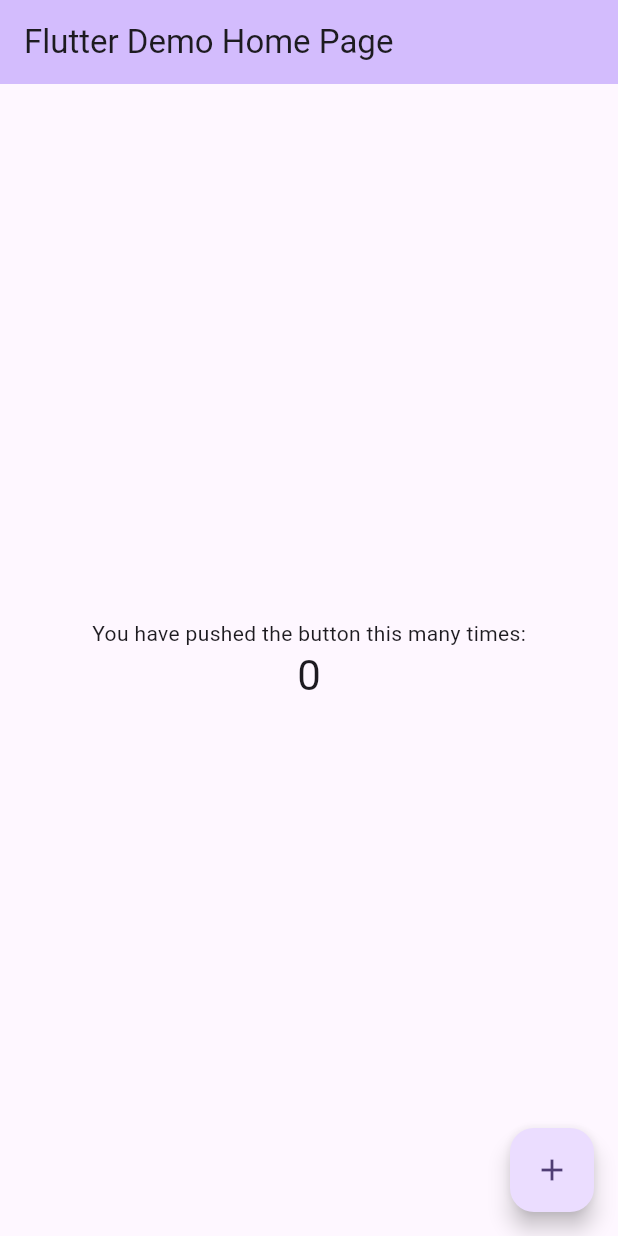
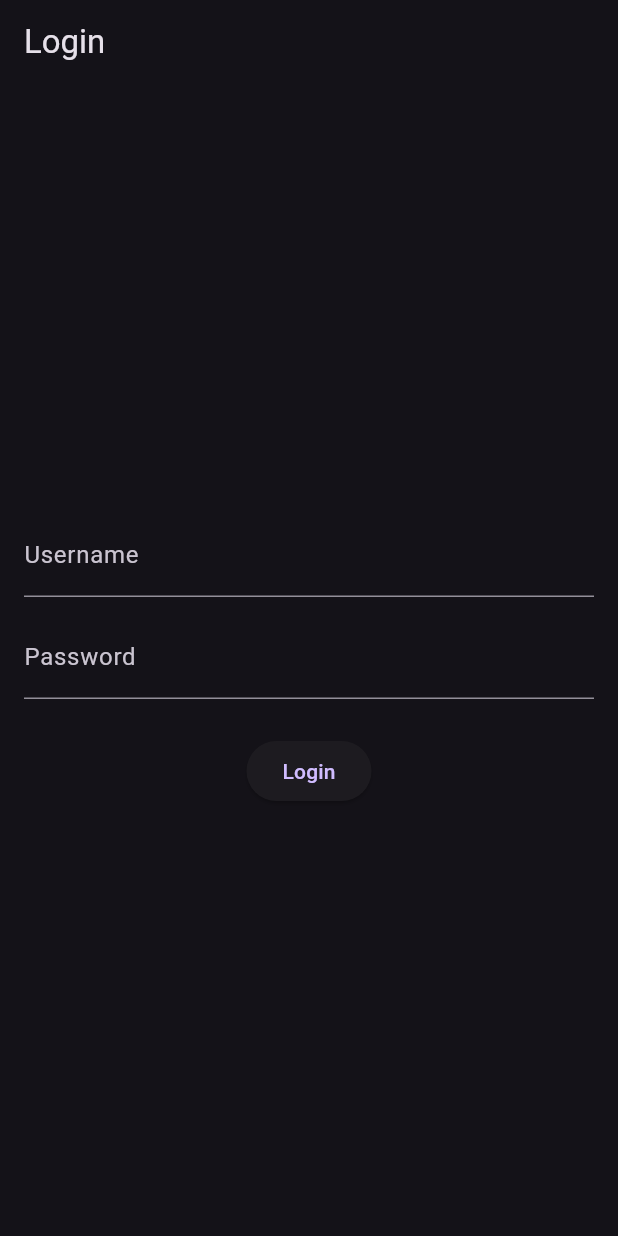
Before and after one commit to PBP-C04/Takugo-mobile, a Flutter app: the screen it shows after launch, on a phone screen of 412 x 824 dp. Run offline on Flutter 3.47's test engine with Material 3 defaults, Android fonts, the phone set to English and light mode, and no system bars; missing offline and left inert: pbp_django_auth.

Commit message:
add: home and login

```diff
--- a/lib/home/login.dart
+++ b/lib/home/login.dart
@@ -0,0 +1,114 @@
+import 'package:flutter/material.dart';
+import 'package:pbp_django_auth/pbp_django_auth.dart';
+import 'package:provider/provider.dart';
+import 'package:takugo/home/home.dart';
+
+void main() {
+    runApp(const LoginApp());
+}
+
+class LoginApp extends StatelessWidget {
+const LoginApp({super.key});
+
+@override
+Widget build(BuildContext context) {
+    return MaterialApp(
+        title: 'Login',
+        theme: ThemeData(
+            primarySwatch: Colors.blue,
+    ),
+    home: const LoginPage(),
+    );
+    }
+}
+
+class LoginPage extends StatefulWidget {
+    const LoginPage({super.key});
+
+    @override
+    _LoginPageState createState() => _LoginPageState();
+}
+
+class _LoginPageState extends State<LoginPage> {
+    final TextEditingController _usernameController = TextEditingController();
+    final TextEditingController _passwordController = TextEditingController();
+
+    @override
+    Widget build(BuildContext context) {
+        final request = context.watch<CookieRequest>();
+        return Scaffold(
+            appBar: AppBar(
+                title: const Text('Login'),
+            ),
+            body: Container(
+                padding: const EdgeInsets.all(16.0),
+                child: Column(
+                    mainAxisAlignment: MainAxisAlignment.center,
+                    children: [
+                        TextField(
+                            controller: _usernameController,
+                            decoration: const InputDecoration(
+                                labelText: 'Username',
+                            ),
+                        ),
+                        const SizedBox(height: 12.0),
+                        TextField(
+                            controller: _passwordController,
+                            decoration: const InputDecoration(
+                                labelText: 'Password',
+                            ),
+                            obscureText: true,
+                        ),
+                        const SizedBox(height: 24.0),
+                        ElevatedButton(
+                            onPressed: () async {
+                                String username = _usernameController.text;
+                                String password = _passwordController.text;
+
+                                // Cek kredensial
+                                // TODO: Ganti URL dan jangan lupa tambahkan trailing slash (/) di akhir URL!
+                                // Untuk menyambungkan Android emulator dengan Django pada localhost,
+                                // gunakan URL http://10.0.2.2/
+                                final response = await request.login("http://127.0.0.1:8000/auth/login/", {
+                                'username': username,
+                                'password': password,
+                                });
+
+                                if (request.loggedIn) {
+                                    String message = response['message'];
+                                    String uname = response['username'];
+                                    Navigator.pushReplacement(
+                                        context,
+                                        MaterialPageRoute(builder: (context) => MyHomePage()),
+                                    );
+                                    ScaffoldMessenger.of(context)
+                                        ..hideCurrentSnackBar()
+                                        ..showSnackBar(
+                                            SnackBar(content: Text("$message Selamat datang, $uname.")));
+                                    } else {
+                                    showDialog(
+                                        context: context,
+                                        builder: (context) => AlertDialog(
+                                            title: const Text('Login Gagal'),
+                                            content:
+                                                Text(response['message']),
+                                            actions: [
+                                                TextButton(
+                                                    child: const Text('OK'),
+                                                    onPressed: () {
+                                                        Navigator.pop(context);
+                                                    },
+                                                ),
+                                            ],
+                                        ),
+                                    );
+                                }
+                            },
+                            child: const Text('Login'),
+                        ),
+                    ],
+                ),
+            ),
+        );
+    }
+}
--- a/lib/main.dart
+++ b/lib/main.dart
@@ -1,125 +1,32 @@
 import 'package:flutter/material.dart';
+import 'package:provider/provider.dart';
+import 'package:pbp_django_auth/pbp_django_auth.dart';
+import 'package:takugo/home/login.dart';
+import 'package:takugo/home/home.dart';
 
 void main() {
   runApp(const MyApp());
 }
 
 class MyApp extends StatelessWidget {
-  const MyApp({super.key});
+    const MyApp({Key? key}) : super(key: key);
 
-  // This widget is the root of your application.
     @override
     Widget build(BuildContext context) {
-    return MaterialApp(
-      title: 'Flutter Demo',
+        return Provider(
+            create: (_) {
+                CookieRequest request = CookieRequest();
+                return request;
+            },
+            child: MaterialApp(
+                title: 'Takugo',
                 theme: ThemeData(
-        // This is the theme of your application.
-        //
-        // TRY THIS: Try running your application with "flutter run". You'll see
-        // the application has a blue toolbar. Then, without quitting the app,
-        // try changing the seedColor in the colorScheme below to Colors.green
-        // and then invoke "hot reload" (save your changes or press the "hot
-        // reload" button in a Flutter-supported IDE, or press "r" if you used
-        // the command line to start the app).
-        //
-        // Notice that the counter didn't reset back to zero; the application
-        // state is not lost during the reload. To reset the state, use hot
-        // restart instead.
-        //
-        // This works for code too, not just values: Most code changes can be
-        // tested with just a hot reload.
-        colorScheme: ColorScheme.fromSeed(seedColor: Colors.deepPurple),
+                    brightness: Brightness.dark,
+                    primaryColor: Colors.black,
+                    hintColor: Colors.red,
                     useMaterial3: true,
                 ),
-      home: const MyHomePage(title: 'Flutter Demo Home Page'),
+                home: LoginPage()),
         );
     }
 }
-
-class MyHomePage extends StatefulWidget {
-  const MyHomePage({super.key, required this.title});
-
-  // This widget is the home page of your application. It is stateful, meaning
-  // that it has a State object (defined below) that contains fields that affect
-  // how it looks.
-
-  // This class is the configuration for the state. It holds the values (in this
-  // case the title) provided by the parent (in this case the App widget) and
-  // used by the build method of the State. Fields in a Widget subclass are
-  // always marked "final".
-
-  final String title;
-
-  @override
-  State<MyHomePage> createState() => _MyHomePageState();
-}
-
-class _MyHomePageState extends State<MyHomePage> {
-  int _counter = 0;
-
-  void _incrementCounter() {
-    setState(() {
-      // This call to setState tells the Flutter framework that something has
-      // changed in this State, which causes it to rerun the build method below
-      // so that the display can reflect the updated values. If we changed
-      // _counter without calling setState(), then the build method would not be
-      // called again, and so nothing would appear to happen.
-      _counter++;
-    });
-  }
-
-  @override
-  Widget build(BuildContext context) {
-    // This method is rerun every time setState is called, for instance as done
-    // by the _incrementCounter method above.
-    //
-    // The Flutter framework has been optimized to make rerunning build methods
-    // fast, so that you can just rebuild anything that needs updating rather
-    // than having to individually change instances of widgets.
-    return Scaffold(
-      appBar: AppBar(
-        // TRY THIS: Try changing the color here to a specific color (to
-        // Colors.amber, perhaps?) and trigger a hot reload to see the AppBar
-        // change color while the other colors stay the same.
-        backgroundColor: Theme.of(context).colorScheme.inversePrimary,
-        // Here we take the value from the MyHomePage object that was created by
-        // the App.build method, and use it to set our appbar title.
-        title: Text(widget.title),
-      ),
-      body: Center(
-        // Center is a layout widget. It takes a single child and positions it
-        // in the middle of the parent.
-        child: Column(
-          // Column is also a layout widget. It takes a list of children and
-          // arranges them vertically. By default, it sizes itself to fit its
-          // children horizontally, and tries to be as tall as its parent.
-          //
-          // Column has various properties to control how it sizes itself and
-          // how it positions its children. Here we use mainAxisAlignment to
-          // center the children vertically; the main axis here is the vertical
-          // axis because Columns are vertical (the cross axis would be
-          // horizontal).
-          //
-          // TRY THIS: Invoke "debug painting" (choose the "Toggle Debug Paint"
-          // action in the IDE, or press "p" in the console), to see the
-          // wireframe for each widget.
-          mainAxisAlignment: MainAxisAlignment.center,
-          children: <Widget>[
-            const Text(
-              'You have pushed the button this many times:',
-            ),
-            Text(
-              '$_counter',
-              style: Theme.of(context).textTheme.headlineMedium,
-            ),
-          ],
-        ),
-      ),
-      floatingActionButton: FloatingActionButton(
-        onPressed: _incrementCounter,
-        tooltip: 'Increment',
-        child: const Icon(Icons.add),
-      ), // This trailing comma makes auto-formatting nicer for build methods.
-    );
-  }
-}
```
Also changed, not shown: lib/home/home.dart (+126 -0 lines), lib/widgets/drawer.dart (+101 -0 lines). Lines whose indentation alone changed are shown as unchanged.
